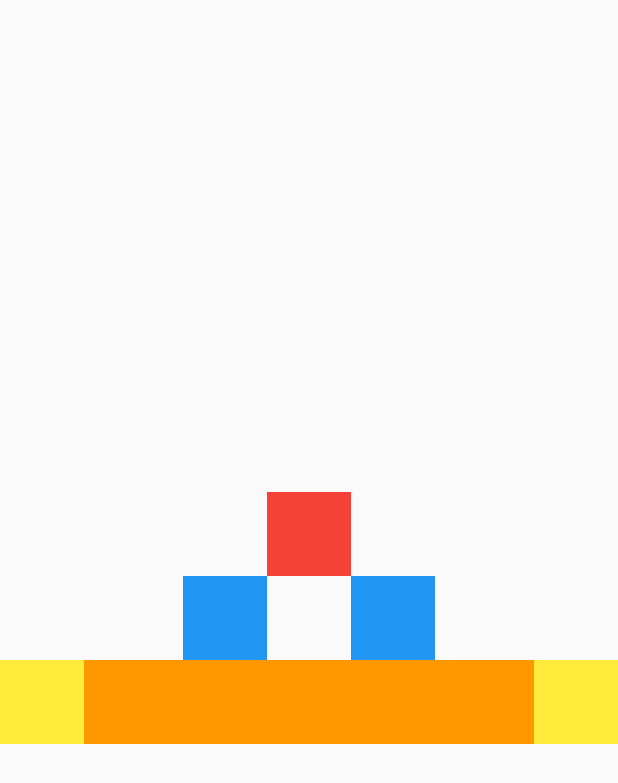
After one commit to hayabusabusa/yrzy-flutter-ui-challenge-internal, a Flutter app: the InternalAdvancedBlockScreen screen opened directly, on a phone screen of 412 x 824 dp. The commit adds this screen. Shown: the top 783 px of the screen. Run offline on Flutter 3.47's test engine with Material 2 defaults, Android fonts, the phone set to English and light mode, and no system bars.

Commit message:
ui: add advanced block screen

```diff
--- a/lib/screens.dart
+++ b/lib/screens.dart
@@ -1,3 +1,4 @@
+export './screens/internal_advanced_block_screen.dart';
 export './screens/internal_basic_block_screen.dart';
 export './screens/internal_color_pick_screen.dart';
 export './screens/internal_gamil_screen.dart';
--- /dev/null
+++ b/lib/screens/internal_advanced_block_screen.dart
@@ -0,0 +1,56 @@
+import 'package:flutter/material.dart';
+
+class InternalAdvancedBlockScreen extends StatelessWidget {
+  const InternalAdvancedBlockScreen({ Key? key }) : super(key: key);
+
+  @override
+  Widget build(BuildContext context) {
+    return Scaffold(
+      body: Column(
+        mainAxisAlignment: MainAxisAlignment.center,
+        children: [
+          _Box(color: Colors.red,),
+          Row(
+            mainAxisAlignment: MainAxisAlignment.center,
+            children: [
+              _Box(color: Colors.blue),
+              SizedBox(width: 56,),
+              _Box(color: Colors.blue),
+            ],
+          ),
+          Row(
+            mainAxisAlignment: MainAxisAlignment.center,
+            children: [
+              _Box(color: Colors.yellow),
+              Expanded(
+                child: Container(
+                  height: 56,
+                  color: Colors.orange,
+                ),
+              ),
+              _Box(color: Colors.yellow)
+            ],
+          ),
+        ],
+      ),
+    );
+  }
+}
+
+class _Box extends StatelessWidget {
+  final Color color;
+
+  const _Box({
+    Key? key,
+    required this.color,
+  }) : super(key: key);
+
+  @override
+  Widget build(BuildContext context) {
+    return Container(
+      height: 56,
+      width: 56,
+      color: color,
+    );
+  }
+}
--- a/lib/screens/internal_home_screen.dart
+++ b/lib/screens/internal_home_screen.dart
@@ -45,6 +45,7 @@ class _Item extends StatelessWidget {
 
 enum _ScreenType {
   BasicBlock,
+  AdvancedBlock,
   Login,
   ColorPick,
   Messages,
@@ -58,6 +59,8 @@ extension _ScreenTypeExtension on _ScreenType {
     switch (this) {
       case _ScreenType.BasicBlock:
         return 'つみき画面';
+      case _ScreenType.AdvancedBlock:
+        return '難しいつみき画面';
       case _ScreenType.Login:
         return 'ログイン';
       case _ScreenType.ColorPick:
@@ -77,6 +80,8 @@ extension _ScreenTypeExtension on _ScreenType {
     switch (this) {
       case _ScreenType.BasicBlock:
         return 'RowとColumnの組み合わせの基礎練習';
+      case _ScreenType.AdvancedBlock:
+        return 'RowとColumnの組み合わせの応用練習';
       case _ScreenType.Login:
         return 'よくあるログイン画面のレイアウト\nColumnなど基本的なWidgetの使い方について';
       case _ScreenType.ColorPick:
@@ -96,6 +101,8 @@ extension _ScreenTypeExtension on _ScreenType {
     switch (this) {
       case _ScreenType.BasicBlock:
         return InternalBasicBlockScreen();
+      case _ScreenType.AdvancedBlock:
+        return InternalAdvancedBlockScreen();
       case _ScreenType.Login:
         return InternalLoginScreen();
       case _ScreenType.ColorPick:
```
